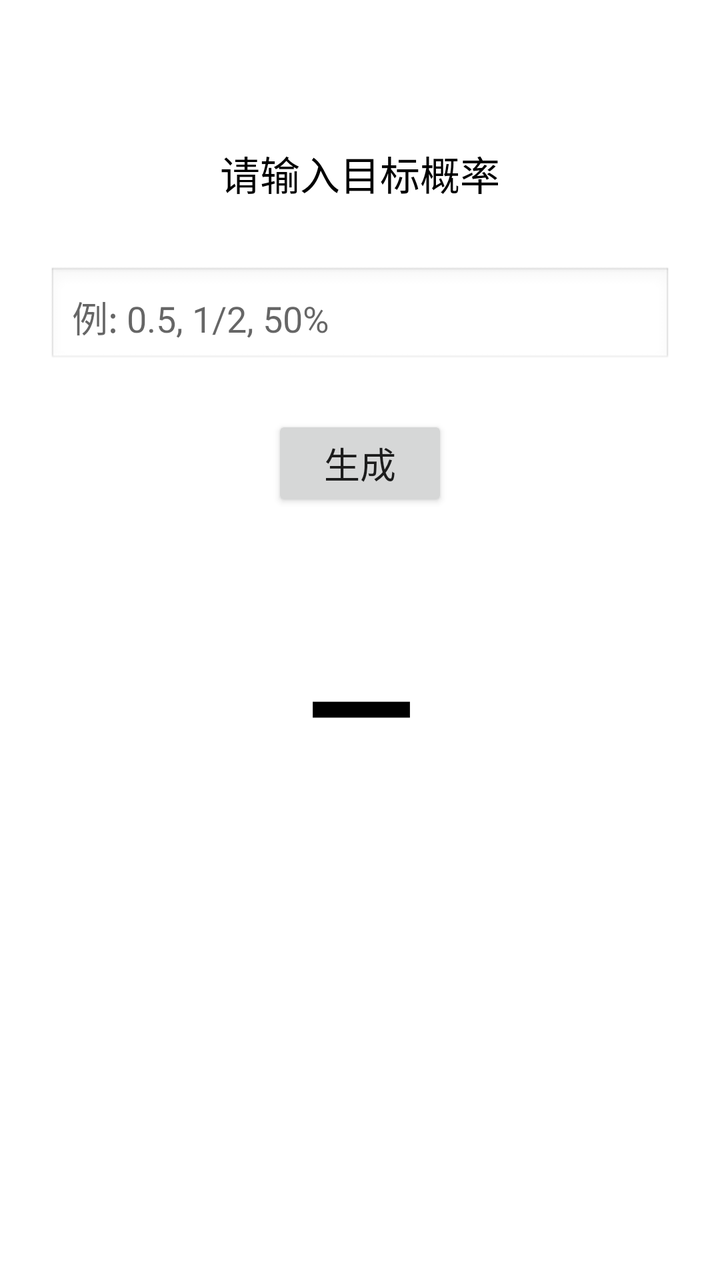
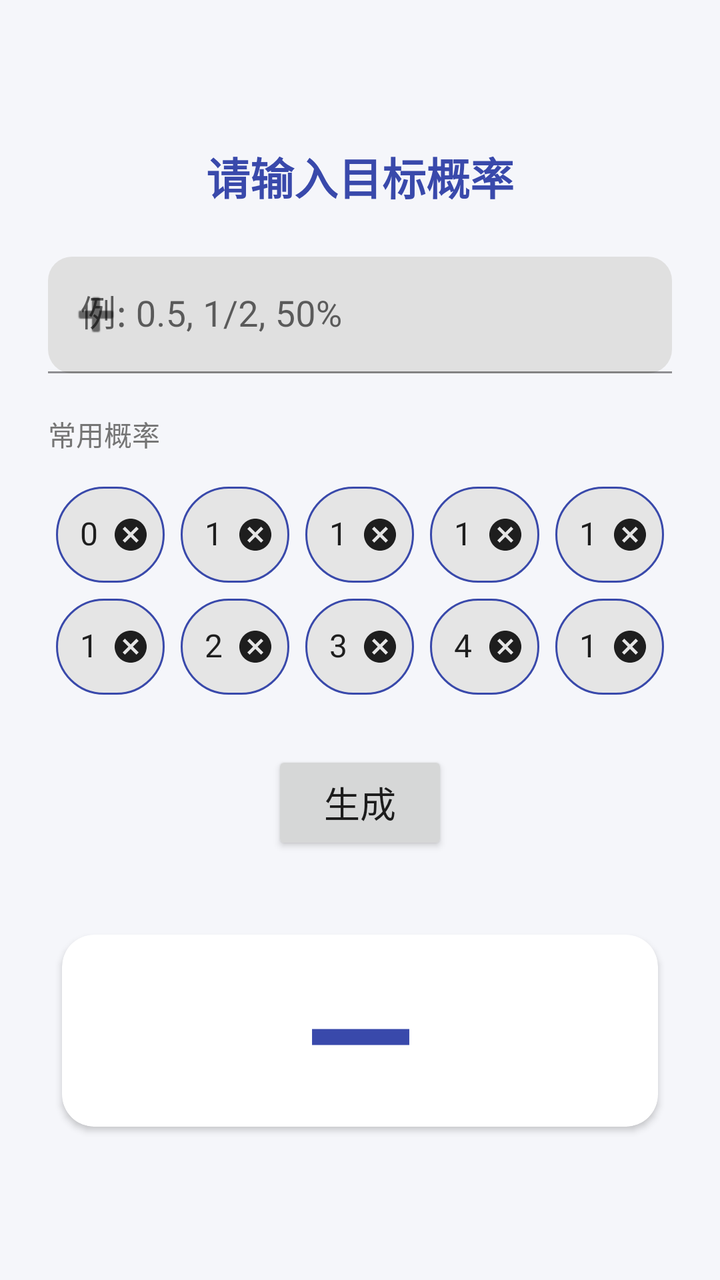

Compare the two renders of this Android layout. The source of the first and the diff that turns it into the second are given below.
<!-- AndroidManifest.xml: application theme Theme.RandomNumber -->
<!-- res/layout/activity_main.xml -->
<?xml version="1.0" encoding="utf-8"?>
<androidx.constraintlayout.widget.ConstraintLayout
    xmlns:android="http://schemas.android.com/apk/res/android"
    xmlns:app="http://schemas.android.com/apk/res-auto"
    android:layout_width="match_parent"
    android:layout_height="match_parent"
    android:padding="24dp">

    
    <TextView
        android:id="@+id/textTitle"
        android:layout_width="wrap_content"
        android:layout_height="wrap_content"
        android:text="@string/title_hint"
        android:textSize="20sp"
        android:textColor="@android:color/black"
        app:layout_constraintTop_toTopOf="parent"
        app:layout_constraintStart_toStartOf="parent"
        app:layout_constraintEnd_toEndOf="parent"
        android:layout_marginTop="48dp" />

    
    <EditText
        android:id="@+id/editProbability"
        android:layout_width="0dp"
        android:layout_height="wrap_content"
        android:hint="@string/input_hint"
        android:inputType="text"
        android:maxLines="1"
        android:textSize="18sp"
        android:padding="12dp"
        android:background="@android:drawable/edit_text"
        app:layout_constraintTop_toBottomOf="@id/textTitle"
        app:layout_constraintStart_toStartOf="parent"
        app:layout_constraintEnd_toEndOf="parent"
        android:layout_marginTop="32dp" />

    
    <Button
        android:id="@+id/btnGenerate"
        android:layout_width="wrap_content"
        android:layout_height="wrap_content"
        android:text="@string/btn_generate"
        android:textSize="18sp"
        app:layout_constraintTop_toBottomOf="@id/editProbability"
        app:layout_constraintStart_toStartOf="parent"
        app:layout_constraintEnd_toEndOf="parent"
        android:layout_marginTop="24dp" />

    
    <TextView
        android:id="@+id/textResult"
        android:layout_width="wrap_content"
        android:layout_height="wrap_content"
        android:text="@string/result_default"
        android:textSize="72sp"
        android:textStyle="bold"
        android:textColor="@android:color/black"
        app:layout_constraintTop_toBottomOf="@id/btnGenerate"
        app:layout_constraintStart_toStartOf="parent"
        app:layout_constraintEnd_toEndOf="parent"
        android:layout_marginTop="48dp" />

</androidx.constraintlayout.widget.ConstraintLayout>
<!-- resources referenced by this layout -->
<resources>
  <string name="btn_generate">生成</string>
  <string name="input_hint">例: 0.5, 1/2, 50%</string>
  <string name="result_default">—</string>
  <string name="title_hint">请输入目标概率</string>
  <style name="Theme.RandomNumber" parent="Theme.MaterialComponents.Light.NoActionBar" />
</resources>

<!-- the commit's change to res/layout/activity_main.xml (unified diff, before → after) -->
@@ -4,6 +4,7 @@
     xmlns:app="http://schemas.android.com/apk/res-auto"
     android:layout_width="match_parent"
     android:layout_height="match_parent"
+    android:background="@color/color_background"
     android:padding="24dp">
 
     
@@ -12,53 +13,240 @@
         android:layout_width="wrap_content"
         android:layout_height="wrap_content"
         android:text="@string/title_hint"
-        android:textSize="20sp"
-        android:textColor="@android:color/black"
+        android:textSize="22sp"
+        android:textStyle="bold"
+        android:textColor="@color/color_primary"
         app:layout_constraintTop_toTopOf="parent"
         app:layout_constraintStart_toStartOf="parent"
         app:layout_constraintEnd_toEndOf="parent"
         android:layout_marginTop="48dp" />
 
     
-    <EditText
-        android:id="@+id/editProbability"
+    <com.google.android.material.textfield.TextInputLayout
+        android:id="@+id/inputLayoutProbability"
         android:layout_width="0dp"
         android:layout_height="wrap_content"
         android:hint="@string/input_hint"
-        android:inputType="text"
-        android:maxLines="1"
-        android:textSize="18sp"
-        android:padding="12dp"
-        android:background="@android:drawable/edit_text"
+        app:boxCornerRadiusBottomEnd="12dp"
+        app:boxCornerRadiusBottomStart="12dp"
+        app:boxCornerRadiusTopEnd="12dp"
+        app:boxCornerRadiusTopStart="12dp"
         app:layout_constraintTop_toBottomOf="@id/textTitle"
         app:layout_constraintStart_toStartOf="parent"
         app:layout_constraintEnd_toEndOf="parent"
-        android:layout_marginTop="32dp" />
+        android:layout_marginTop="24dp"
+        app:startIconDrawable="@android:drawable/ic_input_add">
+
+        <com.google.android.material.textfield.TextInputEditText
+            android:id="@+id/editProbability"
+            android:layout_width="match_parent"
+            android:layout_height="wrap_content"
+            android:inputType="text"
+            android:maxLines="1"
+            android:textSize="18sp" />
+    </com.google.android.material.textfield.TextInputLayout>
+
+    
+    <TextView
+        android:id="@+id/textLabelCommon"
+        android:layout_width="wrap_content"
+        android:layout_height="wrap_content"
+        android:text="@string/label_common"
+        android:textSize="14sp"
+        android:textColor="@color/color_text_secondary"
+        app:layout_constraintTop_toBottomOf="@id/inputLayoutProbability"
+        app:layout_constraintStart_toStartOf="parent"
+        android:layout_marginTop="20dp" />
+
+    
+    <GridLayout
+        android:id="@+id/gridCommonProbability"
+        android:layout_width="0dp"
+        android:layout_height="wrap_content"
+        android:columnCount="5"
+        android:orientation="horizontal"
+        app:layout_constraintTop_toBottomOf="@id/textLabelCommon"
+        app:layout_constraintStart_toStartOf="parent"
+        app:layout_constraintEnd_toEndOf="parent"
+        android:layout_marginTop="12dp">
+
+        <com.google.android.material.chip.Chip
+            android:id="@+id/chip0"
+            style="@style/Widget.MaterialComponents.Chip.Entry"
+            android:layout_width="0dp"
+            android:layout_height="48dp"
+            android:layout_columnWeight="1"
+            android:layout_margin="4dp"
+            android:text="@string/common_0"
+            android:textSize="16sp"
+            app:chipMinHeight="0dp"
+            app:chipMinTouchTargetSize="0dp"
+            app:chipStrokeColor="@color/color_primary"
+            app:chipStrokeWidth="1dp" />
+
+        <com.google.android.material.chip.Chip
+            android:id="@+id/chip1_10"
+            style="@style/Widget.MaterialComponents.Chip.Entry"
+            android:layout_width="0dp"
+            android:layout_height="48dp"
+            android:layout_columnWeight="1"
+            android:layout_margin="4dp"
+            android:text="@string/common_1_10"
+            android:textSize="16sp"
+            app:chipMinHeight="0dp"
+            app:chipMinTouchTargetSize="0dp"
+            app:chipStrokeColor="@color/color_primary"
+            app:chipStrokeWidth="1dp" />
+
+        <com.google.android.material.chip.Chip
+            android:id="@+id/chip1_5"
+            style="@style/Widget.MaterialComponents.Chip.Entry"
+            android:layout_width="0dp"
+            android:layout_height="48dp"
+            android:layout_columnWeight="1"
+            android:layout_margin="4dp"
+            android:text="@string/common_1_5"
+            android:textSize="16sp"
+            app:chipMinHeight="0dp"
+            app:chipMinTouchTargetSize="0dp"
+            app:chipStrokeColor="@color/color_primary"
+            app:chipStrokeWidth="1dp" />
+
+        <com.google.android.material.chip.Chip
+            android:id="@+id/chip1_4"
+            style="@style/Widget.MaterialComponents.Chip.Entry"
+            android:layout_width="0dp"
+            android:layout_height="48dp"
+            android:layout_columnWeight="1"
+            android:layout_margin="4dp"
+            android:text="@string/common_1_4"
+            android:textSize="16sp"
+            app:chipMinHeight="0dp"
+            app:chipMinTouchTargetSize="0dp"
+            app:chipStrokeColor="@color/color_primary"
+            app:chipStrokeWidth="1dp" />
+
+        <com.google.android.material.chip.Chip
+            android:id="@+id/chip1_3"
+            style="@style/Widget.MaterialComponents.Chip.Entry"
+            android:layout_width="0dp"
+            android:layout_height="48dp"
+            android:layout_columnWeight="1"
+            android:layout_margin="4dp"
+            android:text="@string/common_1_3"
+            android:textSize="16sp"
+            app:chipMinHeight="0dp"
+            app:chipMinTouchTargetSize="0dp"
+            app:chipStrokeColor="@color/color_primary"
+            app:chipStrokeWidth="1dp" />
+
+        <com.google.android.material.chip.Chip
+            android:id="@+id/chip1_2"
+            style="@style/Widget.MaterialComponents.Chip.Entry"
+            android:layout_width="0dp"
+            android:layout_height="48dp"
+            android:layout_columnWeight="1"
+            android:layout_margin="4dp"
+            android:text="@string/common_1_2"
+            android:textSize="16sp"
+            app:chipMinHeight="0dp"
+            app:chipMinTouchTargetSize="0dp"
+            app:chipStrokeColor="@color/color_primary"
+            app:chipStrokeWidth="1dp" />
+
+        <com.google.android.material.chip.Chip
+            android:id="@+id/chip2_3"
+            style="@style/Widget.MaterialComponents.Chip.Entry"
+            android:layout_width="0dp"
+            android:layout_height="48dp"
+            android:layout_columnWeight="1"
+            android:layout_margin="4dp"
+            android:text="@string/common_2_3"
+            android:textSize="16sp"
+            app:chipMinHeight="0dp"
+            app:chipMinTouchTargetSize="0dp"
+            app:chipStrokeColor="@color/color_primary"
+            app:chipStrokeWidth="1dp" />
+
+        <com.google.android.material.chip.Chip
+            android:id="@+id/chip3_4"
+            style="@style/Widget.MaterialComponents.Chip.Entry"
+            android:layout_width="0dp"
+            android:layout_height="48dp"
+            android:layout_columnWeight="1"
+            android:layout_margin="4dp"
+            android:text="@string/common_3_4"
+            android:textSize="16sp"
+            app:chipMinHeight="0dp"
+            app:chipMinTouchTargetSize="0dp"
+            app:chipStrokeColor="@color/color_primary"
+            app:chipStrokeWidth="1dp" />
+
+        <com.google.android.material.chip.Chip
+            android:id="@+id/chip4_5"
+            style="@style/Widget.MaterialComponents.Chip.Entry"
+            android:layout_width="0dp"
+            android:layout_height="48dp"
+            android:layout_columnWeight="1"
+            android:layout_margin="4dp"
+            android:text="@string/common_4_5"
+            android:textSize="16sp"
+            app:chipMinHeight="0dp"
+            app:chipMinTouchTargetSize="0dp"
+            app:chipStrokeColor="@color/color_primary"
+            app:chipStrokeWidth="1dp" />
+
+        <com.google.android.material.chip.Chip
+            android:id="@+id/chip1"
+            style="@style/Widget.MaterialComponents.Chip.Entry"
+            android:layout_width="0dp"
+            android:layout_height="48dp"
+            android:layout_columnWeight="1"
+            android:layout_margin="4dp"
+            android:text="@string/common_1"
+            android:textSize="16sp"
+            app:chipMinHeight="0dp"
+            app:chipMinTouchTargetSize="0dp"
+            app:chipStrokeColor="@color/color_primary"
+            app:chipStrokeWidth="1dp" />
+    </GridLayout>
 
     
     <Button
         android:id="@+id/btnGenerate"
         android:layout_width="wrap_content"
-        android:layout_height="wrap_content"
+        android:layout_height="52dp"
         android:text="@string/btn_generate"
         android:textSize="18sp"
-        app:layout_constraintTop_toBottomOf="@id/editProbability"
+        app:layout_constraintTop_toBottomOf="@id/gridCommonProbability"
         app:layout_constraintStart_toStartOf="parent"
         app:layout_constraintEnd_toEndOf="parent"
         android:layout_marginTop="24dp" />
 
     
-    <TextView
-        android:id="@+id/textResult"
-        android:layout_width="wrap_content"
-        android:layout_height="wrap_content"
-        android:text="@string/result_default"
-        android:textSize="72sp"
-        android:textStyle="bold"
-        android:textColor="@android:color/black"
+    <com.google.android.material.card.MaterialCardView
+        android:id="@+id/cardResult"
+        android:layout_width="0dp"
+        android:layout_height="wrap_content"
+        app:cardBackgroundColor="@color/color_surface"
+        app:cardCornerRadius="16dp"
+        app:cardElevation="2dp"
+        app:cardUseCompatPadding="true"
         app:layout_constraintTop_toBottomOf="@id/btnGenerate"
         app:layout_constraintStart_toStartOf="parent"
         app:layout_constraintEnd_toEndOf="parent"
-        android:layout_marginTop="48dp" />
+        android:layout_marginTop="32dp"
+        android:padding="24dp">
+
+        <TextView
+            android:id="@+id/textResult"
+            android:layout_width="wrap_content"
+            android:layout_height="wrap_content"
+            android:layout_gravity="center"
+            android:text="@string/result_default"
+            android:textSize="72sp"
+            android:textStyle="bold"
+            android:textColor="@color/color_primary" />
+    </com.google.android.material.card.MaterialCardView>
 
 </androidx.constraintlayout.widget.ConstraintLayout>
<!-- resource entries referenced after the edit -->
@@ -1,9 +1,33 @@
 <!-- resources referenced by this layout -->
 <resources>
+  <color name="color_background">#F5F6FA</color>
+  <color name="color_primary">#3949AB</color>
+  <color name="color_surface">#FFFFFF</color>
+  <color name="color_text_secondary">#757575</color>
   <string name="btn_generate">生成</string>
+  <string name="common_0">0</string>
+  <string name="common_1">1</string>
+  <string name="common_1_10">1/10</string>
+  <string name="common_1_2">1/2</string>
+  <string name="common_1_3">1/3</string>
+  <string name="common_1_4">1/4</string>
+  <string name="common_1_5">1/5</string>
+  <string name="common_2_3">2/3</string>
+  <string name="common_3_4">3/4</string>
+  <string name="common_4_5">4/5</string>
   <string name="input_hint">例: 0.5, 1/2, 50%</string>
+  <string name="label_common">常用概率</string>
   <string name="result_default">—</string>
   <string name="title_hint">请输入目标概率</string>
-  <style name="Theme.RandomNumber" parent="Theme.MaterialComponents.Light.NoActionBar" />
+  <style name="Theme.RandomNumber" parent="Theme.MaterialComponents.Light.NoActionBar">
+          <item name="colorPrimary">@color/color_primary</item>
+          <item name="colorPrimaryVariant">@color/color_primary_dark</item>
+          <item name="colorSecondary">@color/color_secondary</item>
+          <item name="android:colorBackground">@color/color_background</item>
+          <item name="colorSurface">@color/color_surface</item>
+          <item name="android:statusBarColor">@color/color_primary_dark</item>
+      </style>
+  <color name="color_primary_dark">#303F9F</color>
+  <color name="color_secondary">#1E88E5</color>
 </resources>
 
